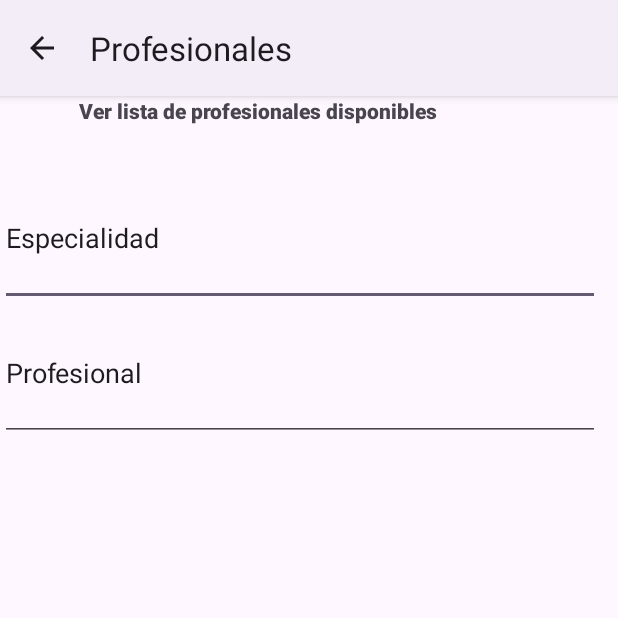
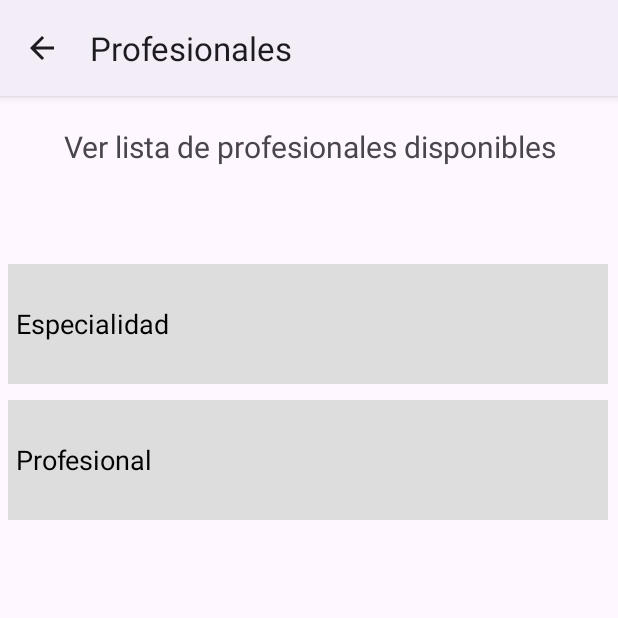
Before and after one commit to Connect-Salud-ISPC/Programador-de-Aplicaciones-Moviles-2022, an Android app: the Profesionales screen opened directly, with no data from a screen before it, on a phone screen of 412 x 824 dp, the top half of it. Run offline under Robolectric (Android 15) with nearby library versions, the phone set to English and light mode, and no system bars.

Commit message:
agrego cambios

```diff
--- a/app/src/main/res/layout/activity_profesionales.xml
+++ b/app/src/main/res/layout/activity_profesionales.xml
@@ -1,29 +1,40 @@
 <?xml version="1.0" encoding="utf-8"?>
 
-    <LinearLayout xmlns:android="http://schemas.android.com/apk/res/android"
-        xmlns:app="http://schemas.android.com/apk/res-auto"
-        android:layout_width="match_parent"
-        android:layout_height="match_parent"
-        android:orientation="vertical">
+<LinearLayout xmlns:android="http://schemas.android.com/apk/res/android"
+    xmlns:app="http://schemas.android.com/apk/res-auto"
+    android:layout_width="match_parent"
+    android:layout_height="match_parent"
+    android:orientation="vertical">
 
     <TextView
         android:id="@+id/lista"
-        android:layout_width="306dp"
-        android:layout_height="50dp"
+        android:layout_width="match_parent"
+        android:layout_height="100px"
+        android:text="Ver lista de profesionales disponibles"
         android:layout_gravity="center"
-        android:text="Ver lista de profesionales disponibles"
-        android:fontFamily="sans-serif-black"/>
+        android:textAlignment="center"
+        android:textFontWeight="600"
+        android:layout_margin="20dp"
+        android:textSize="20dp"/>
     <EditText
         android:id="@+id/especialidad"
         android:layout_width="400dp"
-        android:layout_height="90dp"
-        android:text="Especialidad" />
+        android:layout_height="80dp"
+        android:layout_margin="5dp"
+        android:background="@color/light_grey"
+        android:hint="Especialidad"
+        android:padding="5dp"
+        android:textColorHint="@color/black" />
 
     <EditText
         android:id="@+id/profesional"
         android:layout_width="400dp"
-        android:layout_height="90dp"
-        android:text="Profesional" />
+        android:layout_height="80dp"
+        android:layout_margin="5dp"
+        android:background="@color/light_grey"
+        android:hint="Profesional"
+        android:padding="5dp"
+        android:textColorHint="@color/black" />
 
 
 </LinearLayout>
```
Also changed, not shown: app/src/main/java/com/example/connectsalud/AdminSQLiteOpenHelper.java (+30 -4 lines), app/src/main/java/com/example/connectsalud/Profile.java (+29 -6 lines), app/src/main/java/com/example/connectsalud/RegistroPaciente.java (+24 -30 lines).
